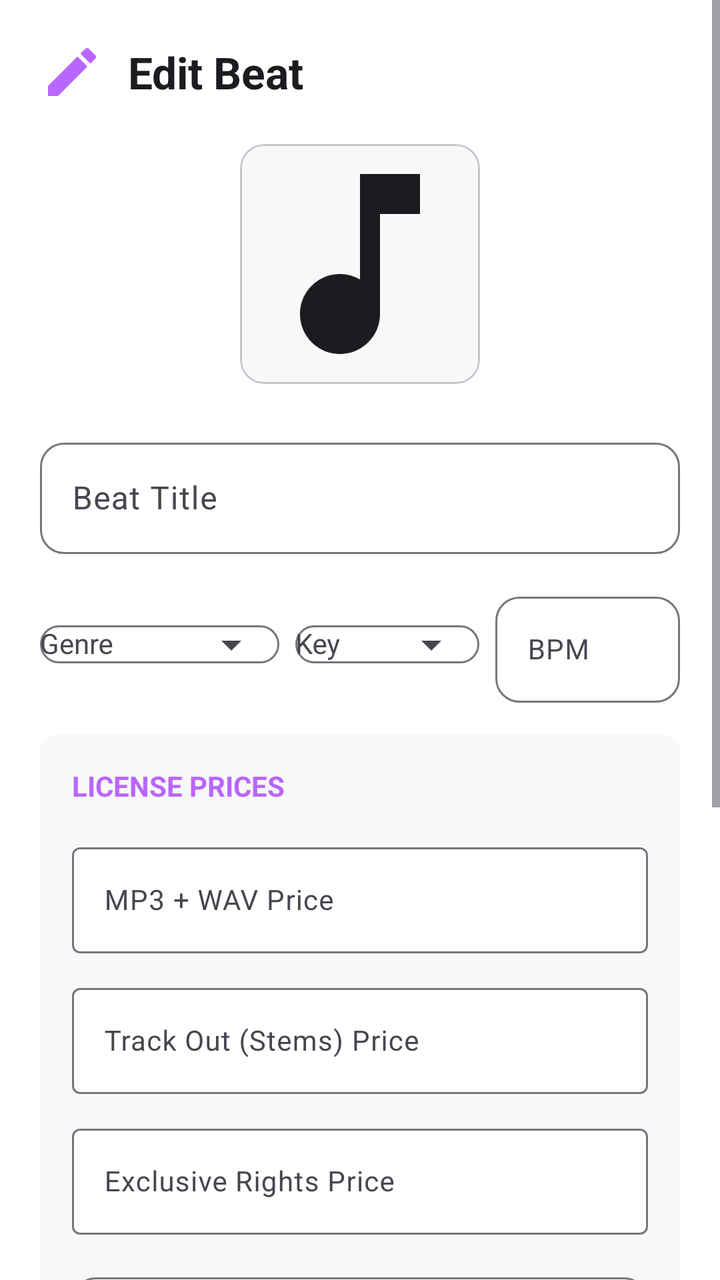
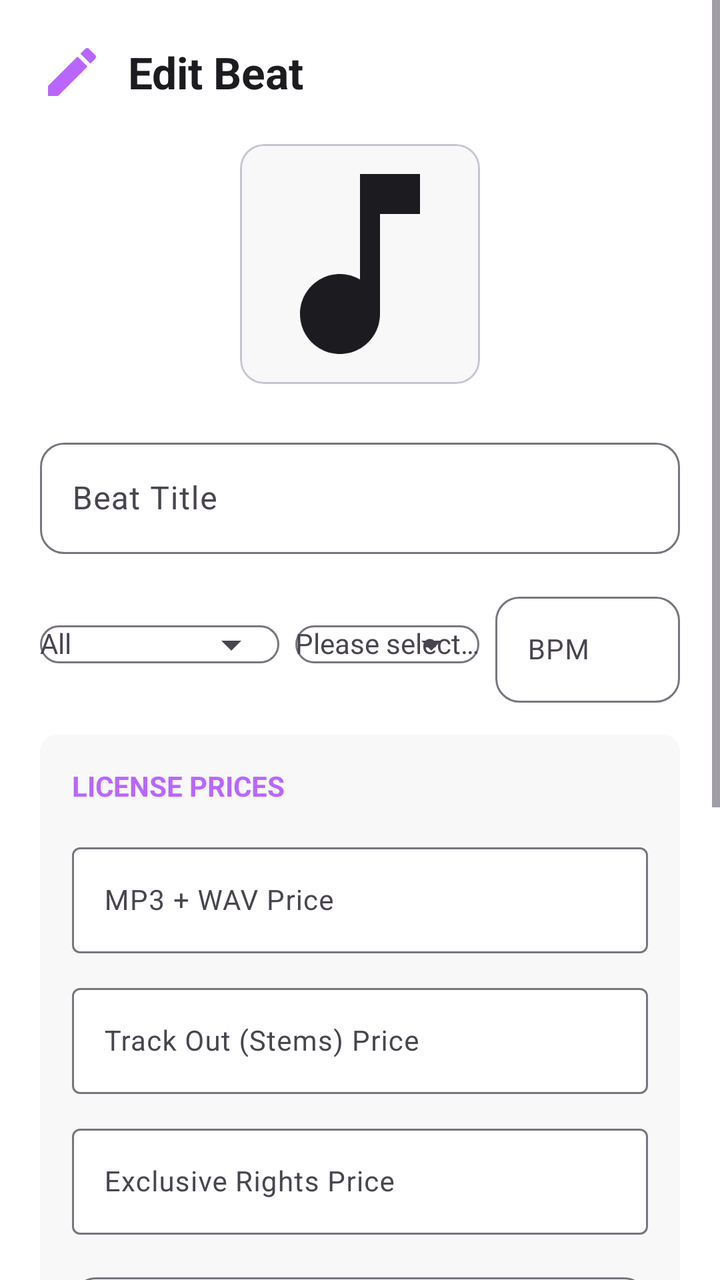

Screens rendered from an Android XML layout before and after an edit, with the pre-edit source and the edit as a unified diff.
<!-- AndroidManifest.xml: application theme Theme.BeatHouse.Dark -->
<!-- res/layout/dialog_edit_beat.xml -->
<?xml version="1.0" encoding="utf-8"?>
<ScrollView xmlns:android="http://schemas.android.com/apk/res/android"
    xmlns:app="http://schemas.android.com/apk/res-auto"
    android:layout_width="match_parent"
    android:layout_height="wrap_content"
    android:background="@color/surface"
    android:padding="0dp">

    <LinearLayout
        android:layout_width="match_parent"
        android:layout_height="wrap_content"
        android:orientation="vertical"
        android:padding="20dp">

        
        <LinearLayout
            android:layout_width="match_parent"
            android:layout_height="wrap_content"
            android:orientation="horizontal"
            android:gravity="center_vertical"
            android:layout_marginBottom="20dp">

            <ImageView
                android:layout_width="32dp"
                android:layout_height="32dp"
                android:src="@drawable/ic_edit"
                app:tint="@color/primary"
                android:layout_marginEnd="12dp" />

            <TextView
                android:layout_width="wrap_content"
                android:layout_height="wrap_content"
                android:text="Edit Beat"
                android:textSize="22sp"
                android:textStyle="bold"
                android:textColor="@color/on_surface" />

        </LinearLayout>

        
        <com.google.android.material.card.MaterialCardView
            android:layout_width="wrap_content"
            android:layout_height="wrap_content"
            android:layout_gravity="center_horizontal"
            android:layout_marginBottom="24dp"
            app:cardCornerRadius="12dp"
            app:cardElevation="0dp"
            app:strokeColor="@color/outline_variant"
            app:strokeWidth="1dp">

            <ImageView
                android:id="@+id/ivCurrentCover"
                android:layout_width="120dp"
                android:layout_height="120dp"
                android:scaleType="centerCrop"
                android:src="@drawable/ic_music_note" />

        </com.google.android.material.card.MaterialCardView>

        
        <com.google.android.material.textfield.TextInputLayout
            android:layout_width="match_parent"
            android:layout_height="wrap_content"
            android:layout_marginBottom="16dp"
            style="@style/Widget.Material3.TextInputLayout.OutlinedBox"
            app:boxCornerRadiusTopStart="12dp"
            app:boxCornerRadiusTopEnd="12dp"
            app:boxCornerRadiusBottomStart="12dp"
            app:boxCornerRadiusBottomEnd="12dp">

            <com.google.android.material.textfield.TextInputEditText
                android:id="@+id/etEditTitle"
                android:layout_width="match_parent"
                android:layout_height="wrap_content"
                android:hint="Beat Title"
                android:textColor="@color/on_surface"
                android:textSize="16sp" />

        </com.google.android.material.textfield.TextInputLayout>

        
        <LinearLayout
            android:layout_width="match_parent"
            android:layout_height="wrap_content"
            android:orientation="horizontal"
            android:layout_marginBottom="16dp"
            android:baselineAligned="false">

            <com.google.android.material.textfield.TextInputLayout
                android:layout_width="0dp"
                android:layout_height="wrap_content"
                android:layout_weight="1.3"
                android:layout_marginEnd="8dp"
                style="@style/Widget.Material3.TextInputLayout.OutlinedBox"
                app:endIconMode="dropdown_menu"
                app:boxCornerRadiusTopStart="12dp"
                app:boxCornerRadiusTopEnd="12dp"
                app:boxCornerRadiusBottomStart="12dp"
                app:boxCornerRadiusBottomEnd="12dp">

                <AutoCompleteTextView
                    android:id="@+id/etEditGenre"
                    android:layout_width="match_parent"
                    android:layout_height="wrap_content"
                    android:hint="Genre"
                    android:textColor="@color/on_surface"
                    android:textSize="14sp" />

            </com.google.android.material.textfield.TextInputLayout>

            <com.google.android.material.textfield.TextInputLayout
                android:layout_width="0dp"
                android:layout_height="wrap_content"
                android:layout_weight="1"
                android:layout_marginEnd="8dp"
                style="@style/Widget.Material3.TextInputLayout.OutlinedBox"
                app:endIconMode="dropdown_menu"
                app:boxCornerRadiusTopStart="12dp"
                app:boxCornerRadiusTopEnd="12dp"
                app:boxCornerRadiusBottomStart="12dp"
                app:boxCornerRadiusBottomEnd="12dp">

                <AutoCompleteTextView
                    android:id="@+id/etEditKey"
                    android:layout_width="match_parent"
                    android:layout_height="wrap_content"
                    android:hint="Key"
                    android:textColor="@color/on_surface"
                    android:textSize="14sp" />

            </com.google.android.material.textfield.TextInputLayout>

            <com.google.android.material.textfield.TextInputLayout
                android:layout_width="0dp"
                android:layout_height="wrap_content"
                android:layout_weight="1"
                style="@style/Widget.Material3.TextInputLayout.OutlinedBox"
                app:boxCornerRadiusTopStart="12dp"
                app:boxCornerRadiusTopEnd="12dp"
                app:boxCornerRadiusBottomStart="12dp"
                app:boxCornerRadiusBottomEnd="12dp">

                <com.google.android.material.textfield.TextInputEditText
                    android:id="@+id/etEditBpm"
                    android:layout_width="match_parent"
                    android:layout_height="wrap_content"
                    android:hint="BPM"
                    android:inputType="number"
                    android:textColor="@color/on_surface"
                    android:textSize="14sp" />

            </com.google.android.material.textfield.TextInputLayout>

        </LinearLayout>

        
        <LinearLayout
            android:id="@+id/licensePricesLayout"
            android:layout_width="match_parent"
            android:layout_height="wrap_content"
            android:orientation="vertical"
            android:layout_marginBottom="16dp"
            android:padding="16dp"
            android:background="@drawable/rounded_rectangle_outline"
            android:backgroundTint="@color/surface_container">

            <TextView
                android:id="@+id/tvLicensePricesHeader"
                android:layout_width="wrap_content"
                android:layout_height="wrap_content"
                android:text="License Prices"
                android:textSize="14sp"
                android:textStyle="bold"
                android:textColor="@color/primary"
                android:textAllCaps="true"
                android:layout_marginBottom="16dp" />

            <com.google.android.material.textfield.TextInputLayout
                android:id="@+id/layoutPriceMp3Wav"
                android:layout_width="match_parent"
                android:layout_height="wrap_content"
                android:layout_marginBottom="12dp"
                style="@style/Widget.Material3.TextInputLayout.OutlinedBox"
                app:boxBackgroundColor="@color/surface">

                <com.google.android.material.textfield.TextInputEditText
                    android:id="@+id/etEditPriceMp3Wav"
                    android:layout_width="match_parent"
                    android:layout_height="wrap_content"
                    android:hint="MP3 + WAV Price"
                    android:inputType="numberDecimal"
                    android:textColor="@color/on_surface"
                    android:textSize="14sp" />

            </com.google.android.material.textfield.TextInputLayout>

            <com.google.android.material.textfield.TextInputLayout
                android:id="@+id/layoutPriceTrackOut"
                android:layout_width="match_parent"
                android:layout_height="wrap_content"
                android:layout_marginBottom="12dp"
                style="@style/Widget.Material3.TextInputLayout.OutlinedBox"
                app:boxBackgroundColor="@color/surface">

                <com.google.android.material.textfield.TextInputEditText
                    android:id="@+id/etEditPriceTrackOut"
                    android:layout_width="match_parent"
                    android:layout_height="wrap_content"
                    android:hint="Track Out (Stems) Price"
                    android:inputType="numberDecimal"
                    android:textColor="@color/on_surface"
                    android:textSize="14sp" />

            </com.google.android.material.textfield.TextInputLayout>

            <com.google.android.material.textfield.TextInputLayout
                android:id="@+id/layoutPriceExclusive"
                android:layout_width="match_parent"
                android:layout_height="wrap_content"
                android:layout_marginBottom="16dp"
                style="@style/Widget.Material3.TextInputLayout.OutlinedBox"
                app:boxBackgroundColor="@color/surface">

                <com.google.android.material.textfield.TextInputEditText
                    android:id="@+id/etEditPriceExclusive"
                    android:layout_width="match_parent"
                    android:layout_height="wrap_content"
                    android:hint="Exclusive Rights Price"
                    android:inputType="numberDecimal"
                    android:textColor="@color/on_surface"
                    android:textSize="14sp" />

            </com.google.android.material.textfield.TextInputLayout>

            
            <com.google.android.material.textfield.TextInputLayout
                android:id="@+id/layoutDescription"
                android:layout_width="match_parent"
                android:layout_height="wrap_content"
                style="@style/Widget.Material3.TextInputLayout.OutlinedBox"
                app:boxCornerRadiusTopStart="12dp"
                app:boxCornerRadiusTopEnd="12dp"
                app:boxCornerRadiusBottomStart="12dp"
                app:boxCornerRadiusBottomEnd="12dp"
                app:boxBackgroundColor="@color/surface">

                <com.google.android.material.textfield.TextInputEditText
                    android:id="@+id/etEditDescription"
                    android:layout_width="match_parent"
                    android:layout_height="100dp"
                    android:hint="Description"
                    android:gravity="top"
                    android:inputType="textMultiLine"
                    android:textColor="@color/on_surface"
                    android:textSize="14sp" />

            </com.google.android.material.textfield.TextInputLayout>

        </LinearLayout>

        
        <com.google.android.material.card.MaterialCardView
            android:layout_width="match_parent"
            android:layout_height="wrap_content"
            android:layout_marginBottom="24dp"
            app:cardCornerRadius="12dp"
            app:cardElevation="0dp"
            app:cardBackgroundColor="@color/surface_container"
            app:strokeColor="@color/outline_variant"
            app:strokeWidth="0.5dp">

            <LinearLayout
                android:layout_width="match_parent"
                android:layout_height="wrap_content"
                android:orientation="horizontal"
                android:padding="16dp"
                android:gravity="center_vertical">

                <TextView
                    android:layout_width="0dp"
                    android:layout_height="wrap_content"
                    android:layout_weight="1"
                    android:text="Free Beat"
                    android:textColor="@color/on_surface"
                    android:textStyle="bold"
                    android:textSize="16sp" />

                <com.google.android.material.switchmaterial.SwitchMaterial
                    android:id="@+id/switchEditFree"
                    android:layout_width="wrap_content"
                    android:layout_height="wrap_content"
                    app:thumbTint="@color/primary"
                    app:trackTint="@color/outline_variant" />

            </LinearLayout>

        </com.google.android.material.card.MaterialCardView>

        
        <com.google.android.material.button.MaterialButton
            android:id="@+id/btnUpdateCover"
            style="@style/Widget.Material3.Button.OutlinedButton"
            android:layout_width="match_parent"
            android:layout_height="52dp"
            android:layout_marginBottom="12dp"
            android:text="Update Cover Image"
            app:icon="@drawable/ic_add_photo"
            app:cornerRadius="12dp" />

        <com.google.android.material.button.MaterialButton
            android:id="@+id/btnSaveBeat"
            android:layout_width="match_parent"
            android:layout_height="56dp"
            android:text="Save Changes"
            app:icon="@drawable/ic_save"
            app:cornerRadius="12dp"
            android:textStyle="bold" />

        <ProgressBar
            android:id="@+id/progressBar"
            android:layout_width="wrap_content"
            android:layout_height="wrap_content"
            android:layout_gravity="center"
            android:layout_marginTop="16dp"
            android:visibility="gone" />

    </LinearLayout>

</ScrollView>
<!-- resources referenced by this layout -->
<resources>
  <color name="on_surface">#1C1B1F</color>
  <color name="outline_variant">#CAC4D0</color>
  <color name="primary">#B966FF</color>
  <color name="surface">#FFFFFF</color>
  <color name="surface_container">#F8F8F8</color>
  <!-- drawable ic_edit (drawable) -->
  <vector xmlns:android="http://schemas.android.com/apk/res/android"
      android:width="24dp"
      android:height="24dp"
      android:viewportWidth="24"
      android:viewportHeight="24">
      <path
          android:fillColor="@android:color/white"
          android:pathData="M3,17.25V21h3.75L17.81,9.94l-3.75,-3.75L3,17.25zM20.71,7.04c0.39,-0.39 0.39,-1.02 0,-1.41l-2.34,-2.34c-0.39,-0.39 -1.02,-0.39 -1.41,0l-1.83,1.83 3.75,3.75 1.83,-1.83z"/>
  </vector>
  <!-- drawable ic_music_note (drawable) -->
  <vector xmlns:android="http://schemas.android.com/apk/res/android"
      android:width="24dp"
      android:height="24dp"
      android:viewportWidth="24"
      android:viewportHeight="24"
      android:tint="?attr/colorOnSurface">
      <path
          android:fillColor="@android:color/white"
          android:pathData="M12,3v10.55c-0.59,-0.34 -1.27,-0.55 -2,-0.55 -2.21,0 -4,1.79 -4,4s1.79,4 4,4 4,-1.79 4,-4V7h4V3h-6z"/>
  </vector>
  <!-- drawable rounded_rectangle_outline (drawable) -->
  <shape xmlns:android="http://schemas.android.com/apk/res/android">
      <corners android:radius="8dp" />
      <solid android:color="@color/surface" />
      <stroke android:width="1dp" android:color="@color/outline" />
  </shape>
  <style name="Theme.BeatHouse.Dark" parent="Theme.BeatHouse">
          <item name="colorSurface">@color/surface</item>
          <item name="android:windowBackground">@color/background</item>
      </style>
  <color name="on_primary">#FFFFFF</color>
  <color name="outline">#79747E</color>
  <color name="background">#FFFFFF</color>
  <color name="primary_container">#F2E7FF</color>
  <color name="secondary">#6750A4</color>
  <color name="secondary_container">#EADDFF</color>
  <color name="on_secondary">#FFFFFF</color>
  <color name="error">#B3261E</color>
  <color name="error_container">#F9DEDC</color>
  <color name="surface_variant">#F4F4F4</color>
  <color name="on_surface_variant">#49454F</color>
  <style name="Widget.BeatHouse.Button" parent="Widget.Material3.Button">
          <item name="android:textSize">15sp</item>
          <item name="android:textStyle">bold</item>
          <item name="cornerRadius">12dp</item>
          <item name="iconGravity">textStart</item>
          <item name="iconPadding">8dp</item>
          <item name="backgroundTint">@color/primary</item>
          <item name="android:textColor">@color/on_primary</item>
      </style>
  <style name="Widget.BeatHouse.Card" parent="Widget.Material3.CardView.Elevated">
          <item name="cardCornerRadius">16dp</item>
          <item name="cardElevation">0dp</item>
          <item name="strokeColor">@color/outline_variant</item>
          <item name="strokeWidth">0.5dp</item>
          <item name="cardBackgroundColor">@color/surface_container</item>
      </style>
  <!-- unchanged entries left out for length: 4 -->
</resources>

<!-- the commit's change to res/layout/dialog_edit_beat.xml (unified diff, before → after) -->
@@ -30,7 +30,7 @@
             <TextView
                 android:layout_width="wrap_content"
                 android:layout_height="wrap_content"
-                android:text="Edit Beat"
+                android:text="@string/edit_beat"
                 android:textSize="22sp"
                 android:textStyle="bold"
                 android:textColor="@color/on_surface" />
@@ -72,7 +72,7 @@
                 android:id="@+id/etEditTitle"
                 android:layout_width="match_parent"
                 android:layout_height="wrap_content"
-                android:hint="Beat Title"
+                android:hint="@string/beat_title"
                 android:textColor="@color/on_surface"
                 android:textSize="16sp" />
 
@@ -102,9 +102,10 @@
                     android:id="@+id/etEditGenre"
                     android:layout_width="match_parent"
                     android:layout_height="wrap_content"
-                    android:hint="Genre"
-                    android:textColor="@color/on_surface"
-                    android:textSize="14sp" />
+                    android:hint="@string/genre_all"
+                    android:textColor="@color/on_surface"
+                    android:textSize="14sp"
+                    android:completionThreshold="0" />
 
             </com.google.android.material.textfield.TextInputLayout>
 
@@ -124,9 +125,10 @@
                     android:id="@+id/etEditKey"
                     android:layout_width="match_parent"
                     android:layout_height="wrap_content"
-                    android:hint="Key"
-                    android:textColor="@color/on_surface"
-                    android:textSize="14sp" />
+                    android:hint="@string/select_key"
+                    android:textColor="@color/on_surface"
+                    android:textSize="14sp"
+                    android:completionThreshold="0" />
 
             </com.google.android.material.textfield.TextInputLayout>
 
@@ -168,7 +170,7 @@
                 android:id="@+id/tvLicensePricesHeader"
                 android:layout_width="wrap_content"
                 android:layout_height="wrap_content"
-                android:text="License Prices"
+                android:text="@string/license_prices"
                 android:textSize="14sp"
                 android:textStyle="bold"
                 android:textColor="@color/primary"
@@ -187,7 +189,7 @@
                     android:id="@+id/etEditPriceMp3Wav"
                     android:layout_width="match_parent"
                     android:layout_height="wrap_content"
-                    android:hint="MP3 + WAV Price"
+                    android:hint="@string/price_mp3_wav"
                     android:inputType="numberDecimal"
                     android:textColor="@color/on_surface"
                     android:textSize="14sp" />
@@ -206,7 +208,7 @@
                     android:id="@+id/etEditPriceTrackOut"
                     android:layout_width="match_parent"
                     android:layout_height="wrap_content"
-                    android:hint="Track Out (Stems) Price"
+                    android:hint="@string/price_track_out"
                     android:inputType="numberDecimal"
                     android:textColor="@color/on_surface"
                     android:textSize="14sp" />
@@ -225,7 +227,7 @@
                     android:id="@+id/etEditPriceExclusive"
                     android:layout_width="match_parent"
                     android:layout_height="wrap_content"
-                    android:hint="Exclusive Rights Price"
+                    android:hint="@string/price_exclusive"
                     android:inputType="numberDecimal"
                     android:textColor="@color/on_surface"
                     android:textSize="14sp" />
@@ -248,7 +250,7 @@
                     android:id="@+id/etEditDescription"
                     android:layout_width="match_parent"
                     android:layout_height="100dp"
-                    android:hint="Description"
+                    android:hint="@string/bio"
                     android:gravity="top"
                     android:inputType="textMultiLine"
                     android:textColor="@color/on_surface"
@@ -280,7 +282,7 @@
                     android:layout_width="0dp"
                     android:layout_height="wrap_content"
                     android:layout_weight="1"
-                    android:text="Free Beat"
+                    android:text="@string/free_beat"
                     android:textColor="@color/on_surface"
                     android:textStyle="bold"
                     android:textSize="16sp" />
@@ -303,7 +305,7 @@
             android:layout_width="match_parent"
             android:layout_height="52dp"
             android:layout_marginBottom="12dp"
-            android:text="Update Cover Image"
+            android:text="@string/select_cover"
             app:icon="@drawable/ic_add_photo"
             app:cornerRadius="12dp" />
 
@@ -311,7 +313,7 @@
             android:id="@+id/btnSaveBeat"
             android:layout_width="match_parent"
             android:layout_height="56dp"
-            android:text="Save Changes"
+            android:text="@string/save"
             app:icon="@drawable/ic_save"
             app:cornerRadius="12dp"
             android:textStyle="bold" />
<!-- resource entries referenced after the edit -->
@@ -32,6 +32,18 @@
       <solid android:color="@color/surface" />
       <stroke android:width="1dp" android:color="@color/outline" />
   </shape>
+  <string name="beat_title">Beat Title</string>
+  <string name="bio">Bio</string>
+  <string name="edit_beat">Edit Beat</string>
+  <string name="free_beat">Free Beat</string>
+  <string name="genre_all">All</string>
+  <string name="license_prices">License Prices</string>
+  <string name="price_exclusive">Exclusive Rights Price</string>
+  <string name="price_mp3_wav">MP3 + WAV Price</string>
+  <string name="price_track_out">Track Out (Stems) Price</string>
+  <string name="save">Save</string>
+  <string name="select_cover">Select Cover Image</string>
+  <string name="select_key">Please select a key</string>
   <style name="Theme.BeatHouse.Dark" parent="Theme.BeatHouse">
           <item name="colorSurface">@color/surface</item>
           <item name="android:windowBackground">@color/background</item>
